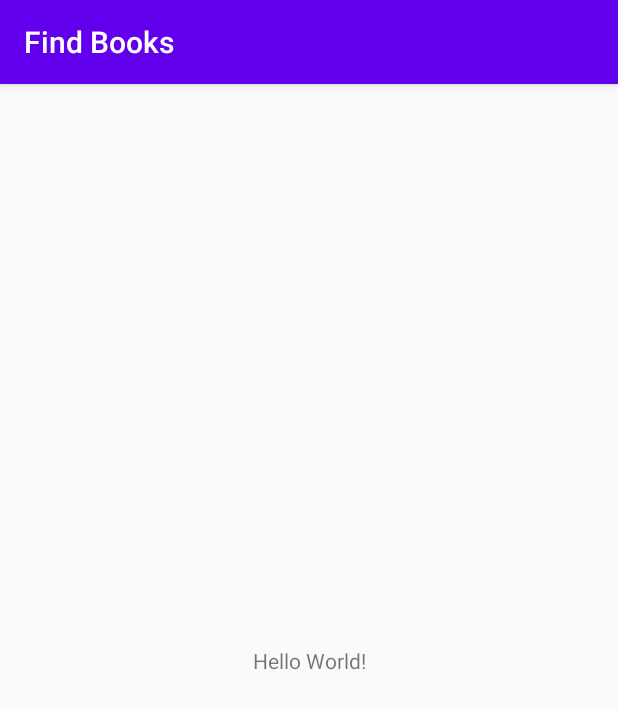
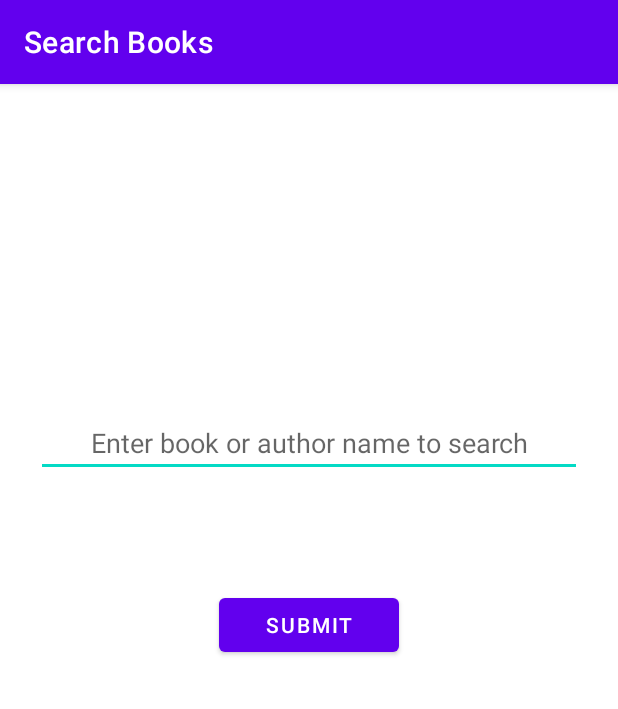
Before and after one commit to vsrinivasan81/FindBooks, an Android app: the screen it shows after launch (MainActivity), on a phone screen of 412 x 824 dp. Shown: the top 709 px of the screen. Run offline under Robolectric (Android 15) with nearby library versions, the phone set to English and light mode, and no system bars; our stand-ins replace navigation-ui.

Commit message:
Added Navigation basic components

```diff
--- a/app/build.gradle
+++ b/app/build.gradle
@@ -1,6 +1,7 @@
 apply plugin: 'com.android.application'
 apply plugin: 'kotlin-android'
 apply plugin: 'kotlin-android-extensions'
+apply plugin: "androidx.navigation.safeargs.kotlin"
 
 android {
     compileSdkVersion 29
@@ -47,4 +48,7 @@ dependencies {
 
     implementation 'com.google.android.material:material:1.2.0-beta01'
 
+    implementation "androidx.navigation:navigation-fragment-ktx:$navigation_version"
+    implementation "androidx.navigation:navigation-ui-ktx:$navigation_version"
+
 }
--- a/app/src/main/java/com/example/android/findbooks/activity/MainActivity.kt
+++ b/app/src/main/java/com/example/android/findbooks/activity/MainActivity.kt
@@ -2,11 +2,19 @@ package com.example.android.findbooks.activity
 
 import androidx.appcompat.app.AppCompatActivity
 import android.os.Bundle
+import androidx.navigation.findNavController
+import androidx.navigation.ui.NavigationUI.setupActionBarWithNavController
 import com.example.android.findbooks.R
 
 class MainActivity : AppCompatActivity() {
     override fun onCreate(savedInstanceState: Bundle?) {
         super.onCreate(savedInstanceState)
         setContentView(R.layout.activity_main)
+        setupActionBarWithNavController(this,
+            findNavController(R.id.nav_host_fragment))
+    }
+
+    override fun onNavigateUp(): Boolean {
+        return findNavController(R.id.nav_host_fragment).navigateUp()
     }
 }
--- /dev/null
+++ b/app/src/main/java/com/example/android/findbooks/activity/ui/BookSearch.kt
@@ -0,0 +1,20 @@
+package com.example.android.findbooks.activity.ui
+
+import android.os.Bundle
+import android.view.LayoutInflater
+import android.view.View
+import android.view.ViewGroup
+import androidx.fragment.app.Fragment
+import com.example.android.findbooks.R
+
+
+class BookSearch : Fragment() {
+
+    override fun onCreateView(
+        inflater: LayoutInflater,
+        container: ViewGroup?,
+        savedInstanceState: Bundle?
+    ): View? {
+        return inflater.inflate(R.layout.fragment_book_search, container, false)
+    }
+}
--- a/app/src/main/res/layout/activity_main.xml
+++ b/app/src/main/res/layout/activity_main.xml
@@ -1,18 +1,24 @@
 <?xml version="1.0" encoding="utf-8"?>
-<androidx.constraintlayout.widget.ConstraintLayout xmlns:android="http://schemas.android.com/apk/res/android"
+
+<FrameLayout
+    xmlns:android="http://schemas.android.com/apk/res/android"
     xmlns:app="http://schemas.android.com/apk/res-auto"
     xmlns:tools="http://schemas.android.com/tools"
     android:layout_width="match_parent"
     android:layout_height="match_parent"
-    tools:context=".activity.MainActivity">
+    tools:context="com.example.android.findbooks.activity.MainActivity">
 
-    <TextView
-        android:layout_width="wrap_content"
-        android:layout_height="wrap_content"
-        android:text="Hello World!"
+    <fragment
+        android:id="@+id/nav_host_fragment"
+        android:name="androidx.navigation.fragment.NavHostFragment"
+        android:layout_width="match_parent"
+        android:layout_height="match_parent"
         app:layout_constraintBottom_toBottomOf="parent"
         app:layout_constraintLeft_toLeftOf="parent"
         app:layout_constraintRight_toRightOf="parent"
-        app:layout_constraintTop_toTopOf="parent" />
+        app:layout_constraintTop_toTopOf="parent"
+        app:defaultNavHost="true"
+        app:navGraph="@navigation/nav_graph">
+    </fragment>
 
-</androidx.constraintlayout.widget.ConstraintLayout>
+</FrameLayout>
--- /dev/null
+++ b/app/src/main/res/layout/fragment_book_search.xml
@@ -0,0 +1,38 @@
+<?xml version="1.0" encoding="utf-8"?>
+
+<androidx.constraintlayout.widget.ConstraintLayout
+    xmlns:android="http://schemas.android.com/apk/res/android"
+    xmlns:app="http://schemas.android.com/apk/res-auto"
+    android:layout_width="match_parent"
+    android:layout_height="match_parent">
+
+    <com.google.android.material.textfield.TextInputEditText
+        android:id="@+id/search_text_input"
+        android:layout_width="0dp"
+        android:layout_height="wrap_content"
+        android:layout_marginStart="24dp"
+        android:layout_marginEnd="24dp"
+        android:hint="@string/search_hint"
+        android:textAlignment="center"
+        app:layout_constraintBottom_toBottomOf="parent"
+        app:layout_constraintEnd_toEndOf="parent"
+        app:layout_constraintStart_toStartOf="parent"
+        app:layout_constraintTop_toTopOf="parent"
+        app:layout_constraintVertical_bias="0.30" />
+
+    <com.google.android.material.button.MaterialButton
+        android:id="@+id/search_submit_button"
+        android:layout_width="120dp"
+        android:layout_height="wrap_content"
+        android:layout_marginStart="32dp"
+        android:layout_marginTop="32dp"
+        android:layout_marginEnd="32dp"
+        app:layout_constraintBottom_toBottomOf="parent"
+        app:layout_constraintEnd_toEndOf="parent"
+        app:layout_constraintStart_toStartOf="parent"
+        app:layout_constraintTop_toBottomOf="@+id/search_text_input"
+        app:layout_constraintVertical_bias="0.1"
+        android:text="@string/search_submit"
+        android:textAlignment="center"/>
+
+</androidx.constraintlayout.widget.ConstraintLayout>
--- /dev/null
+++ b/app/src/main/res/navigation/nav_graph.xml
@@ -0,0 +1,16 @@
+<?xml version="1.0" encoding="utf-8"?>
+
+<navigation xmlns:android="http://schemas.android.com/apk/res/android"
+    xmlns:tools="http://schemas.android.com/tools"
+    xmlns:app="http://schemas.android.com/apk/res-auto"
+    android:id="@+id/nav_graph"
+    app:startDestination="@id/bookSearch">
+
+    <fragment
+        android:id="@+id/bookSearch"
+        android:name="com.example.android.findbooks.activity.ui.BookSearch"
+        android:label="@string/search_books_label"
+        tools:layout="@layout/fragment_book_search">
+
+    </fragment>
+</navigation>
--- a/app/src/main/res/values/strings.xml
+++ b/app/src/main/res/values/strings.xml
@@ -1,3 +1,7 @@
 <resources>
     <string name="app_name">Find Books</string>
+    <string name="search_hint">Enter book or author name to search</string>
+    <string name="search_submit">Submit</string>
+    <string name="search_books_label">Search Books</string>
+    <string name="hello_world">Hello World</string>
 </resources>
--- a/app/src/main/res/values/styles.xml
+++ b/app/src/main/res/values/styles.xml
@@ -1,13 +1,13 @@
 <resources>
     <!-- Base application theme. -->
-    <style name="AppTheme" parent="Theme.AppCompat.DayNight.DarkActionBar">
+    <style name="AppTheme" parent="Theme.MaterialComponents.DayNight.DarkActionBar">
         <!-- Customize your theme here. -->
         <item name="colorPrimary">@color/colorPrimary</item>
         <item name="colorPrimaryDark">@color/colorPrimaryDark</item>
         <item name="colorAccent">@color/colorAccent</item>
     </style>
 
-    <style name="SplashTheme" parent="Theme.AppCompat.DayNight.DarkActionBar">
+    <style name="SplashTheme" parent="Theme.MaterialComponents.DayNight.DarkActionBar">
         <item name="android:windowBackground">@drawable/splash_screen</item>
     </style>
 
--- a/build.gradle
+++ b/build.gradle
@@ -1,6 +1,6 @@
-// Top-level build file where you can add configuration options common to all sub-projects/modules.
 buildscript {
     ext.kotlin_version = "1.3.72"
+    ext.navigation_version = "2.2.2"
     repositories {
         google()
         jcenter()
@@ -8,9 +8,7 @@ buildscript {
     dependencies {
         classpath "com.android.tools.build:gradle:4.0.0"
         classpath "org.jetbrains.kotlin:kotlin-gradle-plugin:$kotlin_version"
-
-        // NOTE: Do not place your application dependencies here; they belong
-        // in the individual module build.gradle files
+        classpath "androidx.navigation:navigation-safe-args-gradle-plugin:$navigation_version"
     }
 }
 
```
Also changed, not shown: app/src/main/AndroidManifest.xml (+7 -4 lines), app/src/main/java/com/example/android/findbooks/activity/ui/SearchResults.kt (added, +19 -0 lines), app/src/main/res/layout/fragment_search_results.xml (added, +14 -0 lines).
